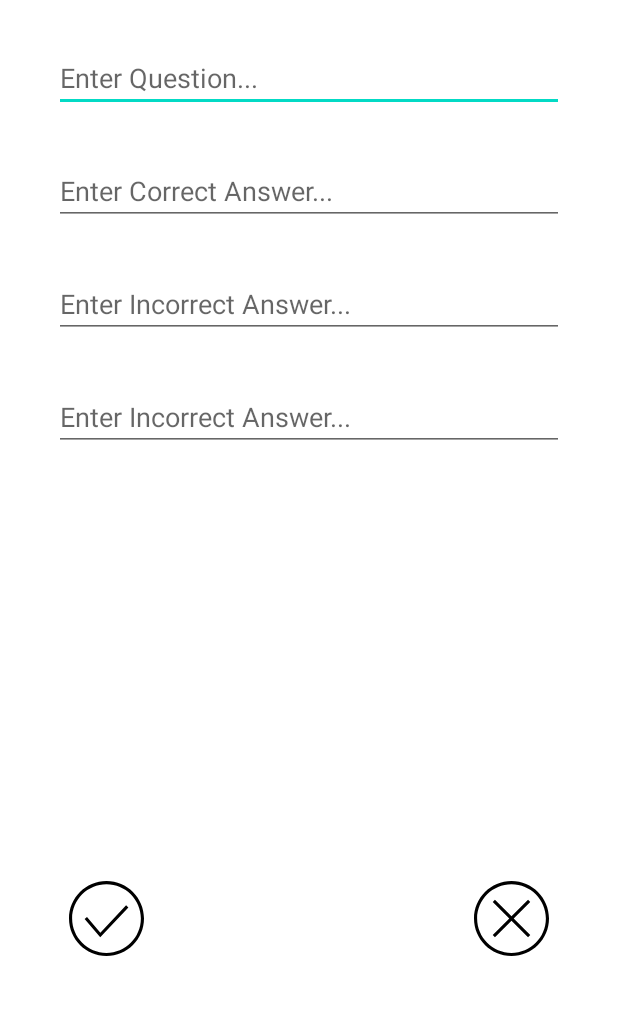
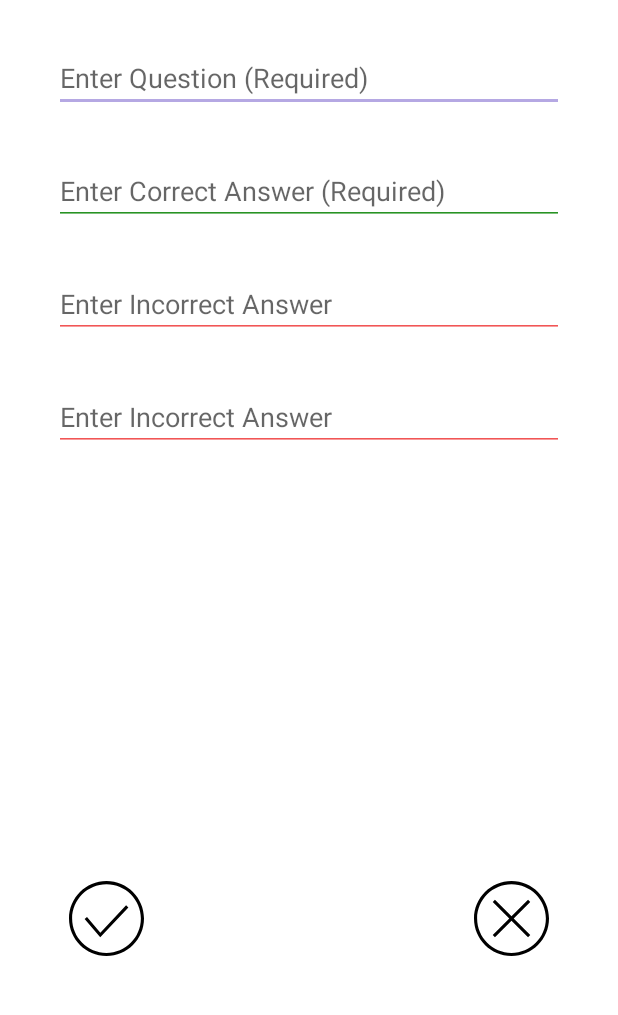
Before and after one commit to 0kveR/lab_1, an Android app: the NewFact screen opened directly, with no data from a screen before it, on a phone screen of 412 x 824 dp, the part 190-1205 px from its top. Run offline under Robolectric (Android 15) with nearby library versions, the light colour scheme and no system bars.

Commit message:
Added toasts and snackbars

```diff
--- a/app/src/main/java/com/example/flashcardapp/MainActivity.kt
+++ b/app/src/main/java/com/example/flashcardapp/MainActivity.kt
@@ -11,6 +11,7 @@ import android.widget.RelativeLayout
 import android.widget.TextView
 import androidx.activity.result.contract.ActivityResultContracts
 import com.example.flashcardapp.databinding.ActivityMainBinding
+import com.google.android.material.snackbar.Snackbar
 
 class MainActivity : AppCompatActivity() {
     private lateinit var mainBinding: ActivityMainBinding
@@ -46,6 +47,7 @@ class MainActivity : AppCompatActivity() {
             val data: Intent? = result.data
 
             if (data != null) {
+                Snackbar.make(bg, "Card created successfully", Snackbar.LENGTH_SHORT).show()
                 val questionString = data.getStringExtra("Question")
                 val answerString = data.getStringExtra("Answer")
                 val multi = data.getStringExtra("Multi")
@@ -76,6 +78,8 @@ class MainActivity : AppCompatActivity() {
                         ans3.text = data.getStringExtra("Answer")
                     }
                 }
+            } else {
+                Snackbar.make(bg, "Card discarded ;)", Snackbar.LENGTH_SHORT).show()
             }
         }
 
--- a/app/src/main/java/com/example/flashcardapp/NewFact.kt
+++ b/app/src/main/java/com/example/flashcardapp/NewFact.kt
@@ -1,10 +1,12 @@
 package com.example.flashcardapp
 
+import android.annotation.SuppressLint
 import android.content.Intent
 import androidx.appcompat.app.AppCompatActivity
 import android.os.Bundle
 import android.widget.EditText
 import android.widget.ImageView
+import android.widget.Toast
 import com.example.flashcardapp.databinding.ActivityNewFactBinding
 
 class NewFact : AppCompatActivity() {
@@ -16,6 +18,7 @@ class NewFact : AppCompatActivity() {
     private lateinit var incorrectAnswer1: EditText
     private lateinit var incorrectAnswer2: EditText
 
+    @SuppressLint("SetTextI18n")
     override fun onCreate(savedInstanceState: Bundle?) {
         super.onCreate(savedInstanceState)
         newFactBinding = ActivityNewFactBinding.inflate(layoutInflater)
@@ -35,6 +38,7 @@ class NewFact : AppCompatActivity() {
         if (mode == "true") {
             question.setText(intent.getStringExtra("Question"))
             answer.setText(intent.getStringExtra("CorrectAnswer"))
+            newFactBinding.header.text = "Edit Flashcard"
             incorrectAnswer1.setText(intent.getStringExtra("IncorrectAnswer"))
             incorrectAnswer2.setText(intent.getStringExtra("IncorrectAnswer2"))
         }
@@ -69,6 +73,8 @@ class NewFact : AppCompatActivity() {
 
                 setResult(RESULT_OK, data)
                 finish()
+            } else {
+                Toast.makeText(applicationContext, "Question and Answer are required", Toast.LENGTH_SHORT).show()
             }
         }
     }
--- a/app/src/main/res/layout/activity_new_fact.xml
+++ b/app/src/main/res/layout/activity_new_fact.xml
@@ -8,6 +8,7 @@
     android:paddingRight="16dp">
 
     <TextView
+        android:id="@+id/header"
         android:layout_width="wrap_content"
         android:layout_height="wrap_content"
         android:layout_alignParentStart="true"
@@ -28,7 +29,8 @@
         android:layout_marginStart="20dp"
         android:layout_marginTop="100dp"
         android:layout_marginEnd="20dp"
-        android:hint="Enter Question..." />
+        android:backgroundTint="#B5A8E3"
+        android:hint="Enter Question (Required)" />
 
     <EditText
         android:id="@+id/add_answer"
@@ -40,7 +42,8 @@
         android:layout_marginStart="20dp"
         android:layout_marginTop="75dp"
         android:layout_marginEnd="20dp"
-        android:hint="Enter Correct Answer..." />
+        android:backgroundTint="#289324"
+        android:hint="Enter Correct Answer (Required)" />
 
     <EditText
         android:id="@+id/wrong_answer"
@@ -52,7 +55,9 @@
         android:layout_marginStart="20dp"
         android:layout_marginTop="75dp"
         android:layout_marginEnd="20dp"
-        android:hint="Enter Incorrect Answer..." />
+        android:layout_marginBottom="75dp"
+        android:backgroundTint="#F15555"
+        android:hint="Enter Incorrect Answer" />
 
     <EditText
         android:id="@+id/wrong_answer_2"
@@ -64,7 +69,8 @@
         android:layout_marginStart="20dp"
         android:layout_marginTop="75dp"
         android:layout_marginEnd="20dp"
-        android:hint="Enter Incorrect Answer..." />
+        android:backgroundTint="#F15555"
+        android:hint="Enter Incorrect Answer" />
 
     <ImageView
         android:id="@+id/cancel_btn"
@@ -85,4 +91,5 @@
         android:layout_marginStart="30dp"
         android:layout_marginBottom="60dp"
         android:src="@drawable/ic_save_btn" />
+
 </RelativeLayout>
```
Also changed, not shown: 1 other file.
